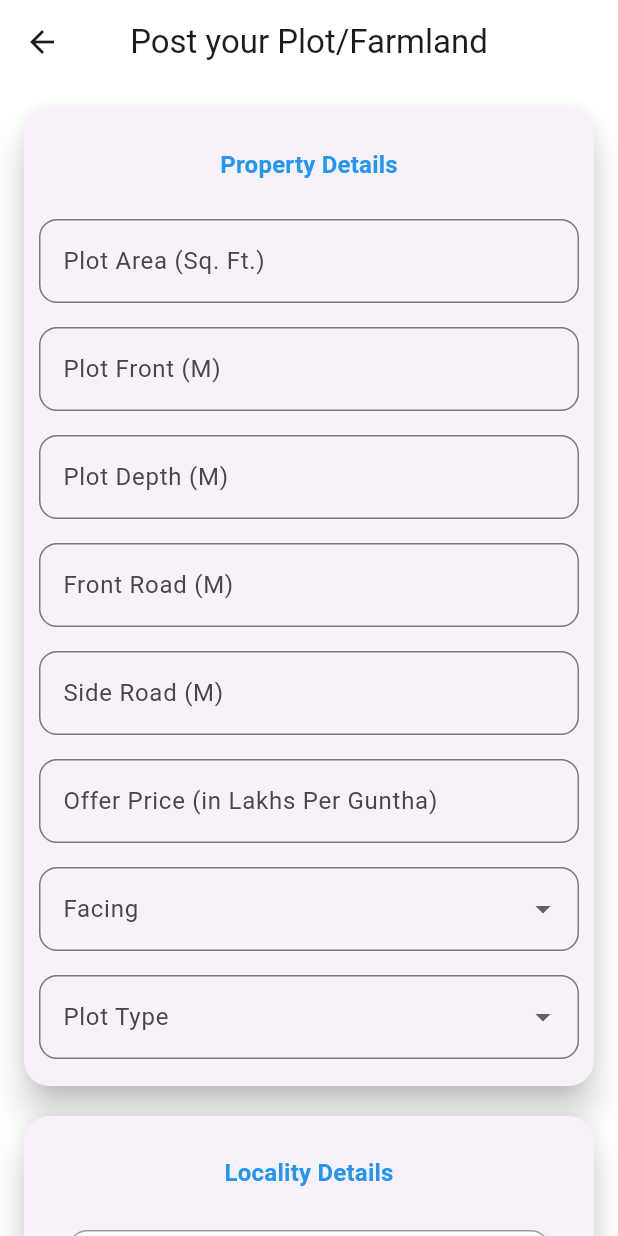
After one commit to myzerobroker/myzerobrokerapp, a Flutter app: the PostFarmland screen opened by its route, on a phone screen of 412 x 824 dp. The commit adds this screen. Run offline on Flutter 3.47's test engine with Material 3 defaults, Android fonts, the phone set to English and light mode, and no system bars; our stand-ins replace animated_splash_screen, bloc, equatable, flutter_bloc, get_it, image_picker and 3 more; missing offline and left inert: awesome_drawer_bar; accounts and stored records are empty; network calls fail.

Commit message:
post farmland

```diff
--- a/lib/config/routes/routes.dart
+++ b/lib/config/routes/routes.dart
@@ -10,6 +10,7 @@ import 'package:my_zero_broker/presentation/screens/payments/owners_plan.dart';
 import 'package:my_zero_broker/presentation/screens/payments/plotSeller_plan.dart';
 import 'package:my_zero_broker/presentation/screens/payments/sellers_Plan.dart';
 import 'package:my_zero_broker/presentation/screens/payments/tenant_plan.dart';
+import 'package:my_zero_broker/presentation/screens/post_farmland/post_farmland.dart';
 import 'package:my_zero_broker/presentation/screens/post_property/post_property.dart';
 import 'package:my_zero_broker/presentation/screens/post_property/propertydetails.dart';
 import 'package:my_zero_broker/presentation/screens/terms&Condition/termsAndCondition.dart';
@@ -61,6 +62,9 @@ class Routes {
 
       case RoutesName.plotSellerPlanScreen:
         return _createRoute(PlotSellerPlanScreen());
+
+         case RoutesName.postfarmland:
+        return _createRoute(PostFarmland());
       default:
         return _createRoute(const Scaffold(
           body: Center(child: Text('No route defined')),
--- a/lib/config/routes/routes_name.dart
+++ b/lib/config/routes/routes_name.dart
@@ -19,4 +19,5 @@ class RoutesName {
 
   static const String plotSellerPlanScreen = 'plotseller_plan';
   static const String shortlisted = "st";
+  static const String postfarmland = "post_farmland";
 }
--- /dev/null
+++ b/lib/presentation/screens/post_farmland/post_farmland.dart
@@ -0,0 +1,265 @@
+import 'package:flutter/material.dart';
+import 'package:my_zero_broker/data/area_details_dependency.dart';
+import 'package:my_zero_broker/locator.dart';
+// Ensure the correct imports for custom widgets are here
+import 'package:my_zero_broker/presentation/screens/post_property/widgets/buildcard.dart';
+import 'package:my_zero_broker/presentation/screens/post_property/widgets/image_pick.dart';
+import 'package:my_zero_broker/presentation/screens/post_property/widgets/section_title.dart';
+
+class PostFarmland extends StatefulWidget {
+  @override
+  State<PostFarmland> createState() => _PostFarmlandState();
+}
+
+class _PostFarmlandState extends State<PostFarmland> {
+
+   final locations = locator.get<AreaDetailsDependency>().cityDetails.map((e) {
+    return {
+      "label": e.cName,
+      "icon": Icons.location_city,
+      "id": e.id.toString()
+    };
+  }).toList();
+
+   String? _selectedLocation;
+  String? _selectedArea;
+
+
+  final _formKey = GlobalKey<FormState>();
+
+  final TextEditingController plotAreaController = TextEditingController();
+  final TextEditingController plotFrontController = TextEditingController();
+  final TextEditingController plotDepthController = TextEditingController();
+  final TextEditingController frontRoadController = TextEditingController();
+  final TextEditingController sideRoadController = TextEditingController();
+  final TextEditingController offerPriceController = TextEditingController();
+  final TextEditingController streetAreaController = TextEditingController();
+
+  String? selectedFacing;
+  String? selectedPlotType;
+
+
+  // Dropdown widget
+
+
+  Widget _buildDropdownWithIcons(String label, List<Map<String, dynamic>> items,
+      String? selectedItem, ValueChanged<String?> onChanged) {
+    return Padding(
+      padding: const EdgeInsets.symmetric(vertical: 10, horizontal: 20),
+      child: Container(
+        decoration: BoxDecoration(
+          color: Colors.white,
+          borderRadius: BorderRadius.circular(12),
+          border: Border.all(color: Colors.grey, width: 1),
+        ),
+        child: DropdownButtonFormField<String>(
+          decoration: InputDecoration(
+            border: InputBorder.none,
+            contentPadding: EdgeInsets.symmetric(horizontal: 15, vertical: 10),
+          ),
+          value: selectedItem,
+          icon: Icon(Icons.arrow_drop_down_sharp, color: Colors.grey),
+          hint: Text(label),
+          onChanged: onChanged,
+          items:
+              items.map<DropdownMenuItem<String>>((Map<String, dynamic> item) {
+            return DropdownMenuItem<String>(
+              value: item['label'],
+              child: Row(
+                children: [
+                  Icon(item['icon'], color: Colors.red, size: 20),
+                  SizedBox(width: 10),
+                  Text(item['label']),
+                ],
+              ),
+            );
+          }).toList(),
+        ),
+      ),
+    );
+  }
+  Widget _buildDropdownField(String label, String? value, List<String> items, Function(String?) onChanged) {
+    return Padding(
+      padding: const EdgeInsets.symmetric(vertical: 8.0),
+      child: DropdownButtonFormField<String>(
+        value: value,
+        decoration: InputDecoration(
+          labelText: label,
+          border: OutlineInputBorder(
+            borderRadius: BorderRadius.circular(12.0),
+          ),
+        ),
+        items: items
+            .map((item) => DropdownMenuItem(
+                  value: item,
+                  child: Text(item),
+                ))
+            .toList(),
+        onChanged: (newValue) {
+          onChanged(newValue);
+        },
+        validator: (value) {
+          if (value == null || value.isEmpty) {
+            return 'Please select $label';
+          }
+          return null;
+        },
+      ),
+    );
+  }
+
+  // TextField widget
+  Widget _buildTextField(String hintText, TextEditingController controller,
+      [bool isRequired = false]) {
+    return Padding(
+      padding: const EdgeInsets.symmetric(vertical: 8.0),
+      child: TextField(
+        controller: controller,
+        keyboardType: TextInputType.text,
+        decoration: InputDecoration(
+          hintText: hintText,
+          border: OutlineInputBorder(
+            borderRadius: BorderRadius.circular(12.0),
+          ),
+        ),
+      ),
+    );
+  }
+
+  // Checkbox widget
+
+
+  @override
+  Widget build(BuildContext context) {
+    final height = MediaQuery.of(context).size.height;
+    final width = MediaQuery.of(context).size.width;
+
+    return Scaffold(
+      backgroundColor: Colors.white,
+      appBar: AppBar(
+        title: const Text("Post your Plot/Farmland"),
+        centerTitle: true,
+        backgroundColor: Colors.white,
+      ),
+      body: SingleChildScrollView(
+        child: Padding(
+          padding: const EdgeInsets.all(16.0),
+          child: Form(
+            key: _formKey,
+            child: Column(
+              crossAxisAlignment: CrossAxisAlignment.start,
+              children: [
+                buildCard(
+                  child: Column(
+                    crossAxisAlignment: CrossAxisAlignment.start,
+                    children: [
+                      SectionTitle(title: "Property Details"),
+                      _buildTextField("Plot Area (Sq. Ft.)", plotAreaController, true),
+                      _buildTextField("Plot Front (M)", plotFrontController, true),
+                      _buildTextField("Plot Depth (M)", plotDepthController, true),
+                      _buildTextField("Front Road (M)", frontRoadController, true),
+                      _buildTextField("Side Road (M)", sideRoadController, false),
+                      _buildTextField("Offer Price (in Lakhs Per Guntha)" , offerPriceController, true),
+                      _buildDropdownField("Facing", selectedFacing, ["East", "West", "North", "South" ,"East-South","East-North", "West-South","West-North"], (val) {
+                        setState(() {
+                          selectedFacing = val;
+                        });
+                      }),
+                      _buildDropdownField("Plot Type", selectedPlotType, ["Residential Plot", "Commercial Plot" ,"Amenity","Farm Land","Industrial Plot"], (val) {
+                        setState(() {
+                          selectedPlotType = val;
+                        });
+                      }),
+                    ],
+                  ),
+                ),
+                SizedBox(height: 20),
+                buildCard(
+                  child: Column(
+                    crossAxisAlignment: CrossAxisAlignment.start,
+                    children: [
+                      const SectionTitle(title: "Locality Details"),
+                       _buildDropdownWithIcons(
+                  'Search Location', locations, _selectedLocation,
+                  (String? newValue) {
+                setState(() => _selectedLocation = newValue);
+              }),
+              _buildDropdownWithIcons(
+                  'Search Area',
+                  _selectedLocation == null
+                      ? []
+                      : (locator
+                                  .get<AreaDetailsDependency>()
+                                  .areas[_selectedLocation!]
+                              as List<Map<String, dynamic>>)
+                          .map((e) => {
+                                "label": e["a_name"].toString(),
+                                "icon": Icons.map
+                              })
+                          .toList(),
+                  _selectedArea, (String? newValue) {
+                setState(() => _selectedArea = newValue);
+              }),
+                      _buildTextField("Street/Area", streetAreaController, true),
+                    ],
+                  ),
+                ),
+                 SizedBox(height: height * 0.06),
+                  buildCard(
+                    child: Column(
+                      children: [
+                        const SectionTitle(title: "Gallery"),
+                        Center(child: Text("(Get 150% more responses by adding photos of your property)",
+                        style: TextStyle(
+                          color: const Color.fromARGB(255, 99, 97, 97),
+                          fontWeight: FontWeight.w500
+                        ),)),
+                        GalleryImagePicker(onImagesPicked: (pickedImages) {
+                          print('Images picked: ${pickedImages.length}');
+                        }),
+                      ],
+                    ),
+                  ),
+                  SizedBox(height: height * 0.06),
+                SizedBox(height: 20),
+                Center(
+                  child:
+
+                    ElevatedButton(
+                          child: Text(
+                            'Submit',
+                            style: TextStyle(
+                              fontSize: 20.0,
+                              fontWeight: FontWeight.bold,
+                            ),
+                          ),
+                          style: ElevatedButton.styleFrom(
+                            backgroundColor: Colors.red,
+                            foregroundColor: Colors.white,
+                            shape: RoundedRectangleBorder(
+                              borderRadius: BorderRadius.circular(12.0),
+                            ),
+                            minimumSize: Size(400, 60),
+                          ),
+                          onPressed: () {
+                             if (_formKey.currentState!.validate()) {
+                        // Handle form submission
+                        ScaffoldMessenger.of(context).showSnackBar(
+                          const SnackBar(content: Text("Form Submitted Successfully!")),
+                        );
+                      } else {
+                        ScaffoldMessenger.of(context).showSnackBar(
+                          const SnackBar(content: Text("Please fill all required fields!")),
+                        );
+                      }
+                          },
+                        )
+                ),
+              ],
+            ),
+          ),
+        ),
+      ),
+    );
+  }
+}
```
Also changed, not shown: lib/presentation/screens/home_screen.dart/search_form.dart (+38 -4 lines).
